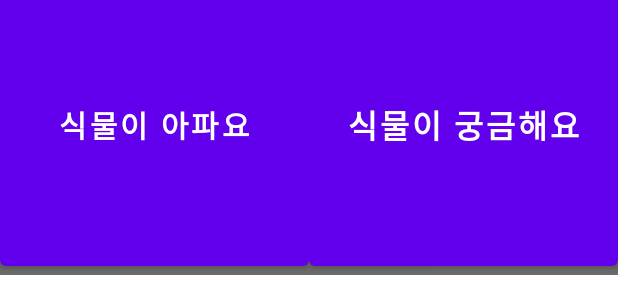
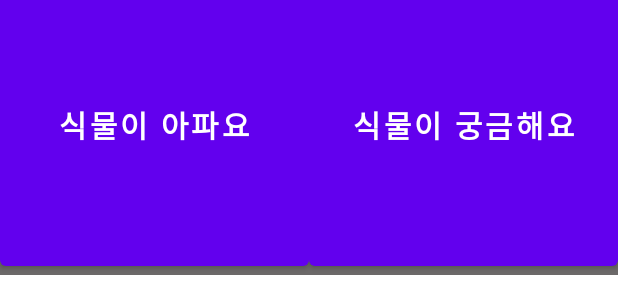
Before and after one commit to kimchangbae/ARTY, an Android app: the layout activity_qna_popup.xml on its own in the app's theme, with its tools: preview values and no code run, on a phone screen of 412 x 824 dp. Shown: the part 493-793 px from the top of the screen. Run offline under Robolectric (Android 15) with nearby library versions, the phone set to English and light mode, and no system bars.

Commit message:
0522-2025 yoonjaewoong-2

```diff
--- a/app/src/main/res/layout/activity_qna_popup.xml
+++ b/app/src/main/res/layout/activity_qna_popup.xml
@@ -29,6 +29,6 @@
         android:layout_weight="1"
         android:onClick="btnCuriousClick"
         android:text="식물이 궁금해요"
-        android:textSize="21sp"
+        android:textSize="20sp"
         android:textStyle="bold" />
 </LinearLayout>
```
